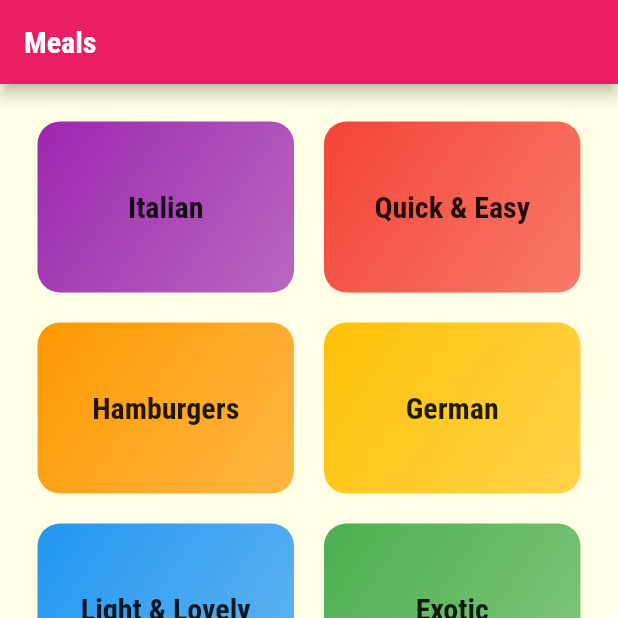
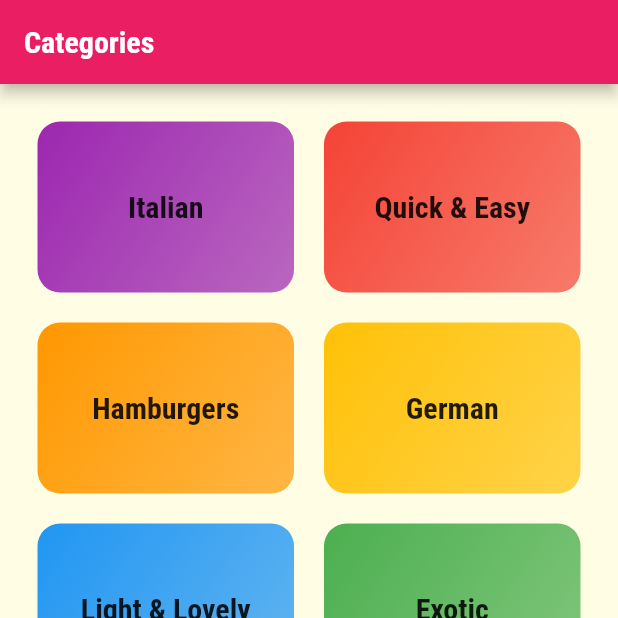
Before and after one commit to Manoj882/meals_app, a Flutter app: the screen it shows after launch, on a phone screen of 412 x 824 dp, the top half of it. Run offline on Flutter 3.47's test engine with Material 2 defaults, Android fonts, the phone set to English and light mode, and no system bars.

Commit message:
added page and title (appbar title) dynamically to TabBar using map

```diff
--- a/lib/screens/tabs_screen.dart
+++ b/lib/screens/tabs_screen.dart
@@ -11,10 +11,22 @@ class TabScreen extends StatefulWidget {
 
 class _TabScreenState extends State<TabScreen> {
 
-  final List<Widget> _pages = [
-    CategoriesScreen(),
-    FavoritesScreen(),
+  // final List<Widget> _pages = [
+  //   CategoriesScreen(),
+  //   FavoritesScreen(),
+  // ];
+
+  final List<Map<String, dynamic>> _pages = [
+    {
+      'page': CategoriesScreen(),
+      'title': 'Categories',
+    },
+    {
+      'page': FavoritesScreen(),
+      'title': 'Favorites',
+    },
   ];
+
 
   int _selectedPageIndex = 0;
   void _selectIndex(int index) {
@@ -29,9 +41,12 @@ class _TabScreenState extends State<TabScreen> {
       // initialIndex: 0,
       child: Scaffold(
         appBar: AppBar(
-          title: Text('Meals'),
+          // title: Text('Meals'),
+          title: Text(_pages[_selectedPageIndex]['title']),
         ),
-        body: _pages[_selectedPageIndex],
+
+        body: _pages[_selectedPageIndex]['page'],
+        // body: _pages[_selectedPageIndex],
         bottomNavigationBar: BottomNavigationBar(
           onTap: _selectIndex,
           backgroundColor: Theme.of(context).colorScheme.primary,
```
